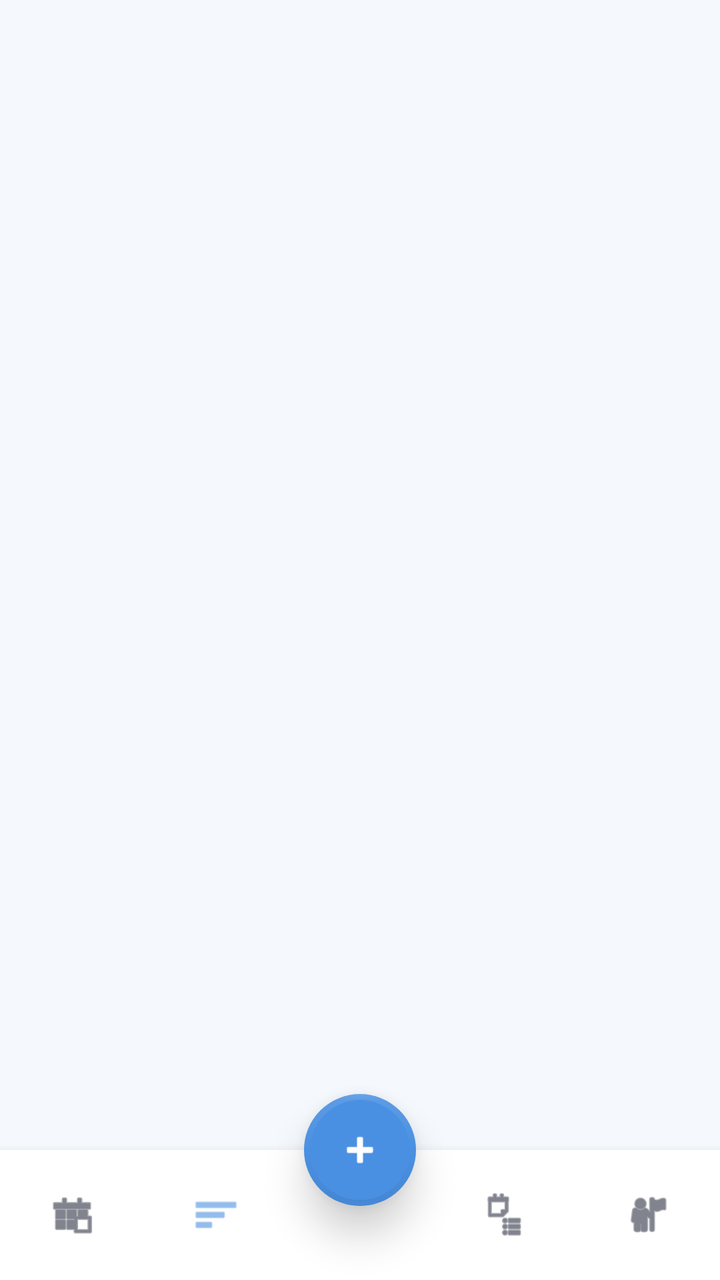
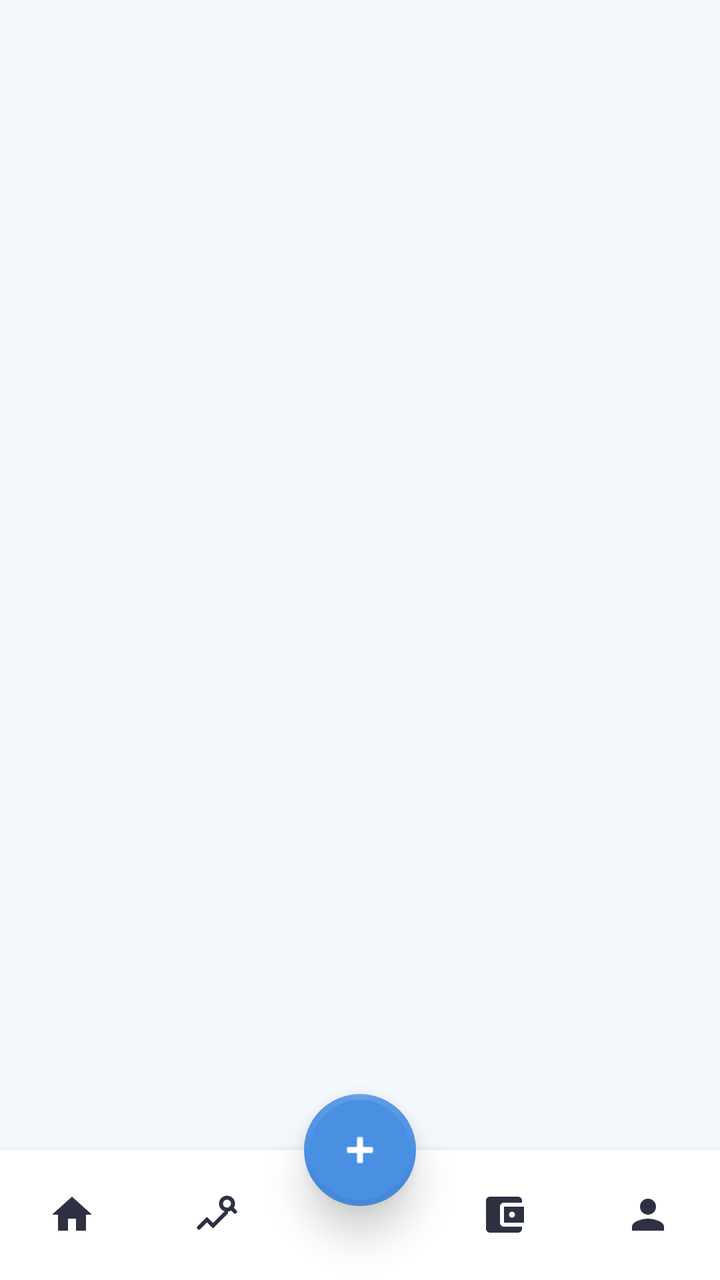

An Android layout rendered at two revisions. The XML below is the earlier revision; the diff shows what the commit changed to produce the second picture.
<!-- AndroidManifest.xml: application theme Theme.ExpenseTracker -->
<!-- res/layout/main_activity.xml -->
<?xml version="1.0" encoding="utf-8"?>
<androidx.constraintlayout.widget.ConstraintLayout xmlns:android="http://schemas.android.com/apk/res/android"
    xmlns:app="http://schemas.android.com/apk/res-auto"
    android:layout_width="match_parent"
    android:layout_height="match_parent"
    android:background="@color/background_grey">

    
    <FrameLayout
        android:id="@+id/fragment_container"
        android:layout_width="match_parent"
        android:layout_height="0dp"
        app:layout_constraintBottom_toTopOf="@id/bottomNavCard"
        app:layout_constraintTop_toTopOf="parent" />

    
    <com.google.android.material.card.MaterialCardView
        android:id="@+id/bottomNavCard"
        android:layout_width="match_parent"
        android:layout_height="65dp"
        app:cardBackgroundColor="@color/white"
        app:cardCornerRadius="0dp"
        app:cardElevation="8dp"
        app:layout_constraintBottom_toBottomOf="parent">

        <LinearLayout
            android:layout_width="match_parent"
            android:layout_height="match_parent"
            android:orientation="horizontal"
            android:weightSum="5">

            <FrameLayout android:id="@+id/nav_home" android:layout_width="0dp" android:layout_height="match_parent" android:layout_weight="1">
                <ImageView android:layout_width="24dp" android:layout_height="24dp" android:layout_gravity="center" android:src="@android:drawable/ic_menu_today" app:tint="@color/text_main" />
            </FrameLayout>

            <FrameLayout android:id="@+id/nav_analysis" android:layout_width="0dp" android:layout_height="match_parent" android:layout_weight="1">
                <ImageView android:layout_width="24dp" android:layout_height="24dp" android:layout_gravity="center" android:src="@android:drawable/ic_menu_sort_by_size" app:tint="@color/primary_blue" />
            </FrameLayout>

            
            <View android:layout_width="0dp" android:layout_height="match_parent" android:layout_weight="1" />

            <FrameLayout android:id="@+id/nav_budget" android:layout_width="0dp" android:layout_height="match_parent" android:layout_weight="1">
                <ImageView android:layout_width="24dp" android:layout_height="24dp" android:layout_gravity="center" android:src="@android:drawable/ic_menu_agenda" app:tint="@color/text_main" />
            </FrameLayout>

            <FrameLayout android:id="@+id/nav_profile" android:layout_width="0dp" android:layout_height="match_parent" android:layout_weight="1">
                <ImageView android:layout_width="24dp" android:layout_height="24dp" android:layout_gravity="center" android:src="@android:drawable/ic_menu_myplaces" app:tint="@color/text_main" />
            </FrameLayout>
        </LinearLayout>
    </com.google.android.material.card.MaterialCardView>

    
    <com.google.android.material.floatingactionbutton.FloatingActionButton
        android:id="@+id/fab_add"
        android:layout_width="wrap_content"
        android:layout_height="wrap_content"
        android:src="@android:drawable/ic_input_add"
        app:backgroundTint="@color/primary_blue"
        app:tint="@color/white"
        app:fabSize="normal"
        app:elevation="12dp"
        app:borderWidth="3dp"
        app:layout_anchorGravity="center"
        app:layout_constraintBottom_toTopOf="@id/bottomNavCard"
        app:layout_constraintEnd_toEndOf="parent"
        app:layout_constraintStart_toStartOf="parent"
        app:layout_constraintTop_toTopOf="@id/bottomNavCard" />

</androidx.constraintlayout.widget.ConstraintLayout>
<!-- resources referenced by this layout -->
<resources>
  <color name="background_grey">#F5F8FC</color>
  <color name="primary_blue">#4A90E2</color>
  <color name="text_main">#2D3142</color>
  <color name="white">#FFFFFFFF</color>
  <style name="Theme.ExpenseTracker" parent="Theme.MaterialComponents.DayNight.DarkActionBar">
          
          <item name="colorPrimary">@color/primary_blue</item>
          <item name="colorPrimaryVariant">@color/primary_blue</item>
          <item name="colorOnPrimary">@color/white</item>
          
          <item name="colorSecondary">@color/secondary_blue</item>
          <item name="colorSecondaryVariant">@color/secondary_blue</item>
          <item name="colorOnSecondary">@color/black</item>
          
          <item name="android:statusBarColor">?attr/colorPrimaryVariant</item>
          
      </style>
  <color name="secondary_blue">#7FB3FF</color>
  <color name="black">#FF000000</color>
</resources>

<!-- the commit's change to res/layout/main_activity.xml (unified diff, before → after) -->
@@ -30,22 +30,22 @@
             android:weightSum="5">
 
             <FrameLayout android:id="@+id/nav_home" android:layout_width="0dp" android:layout_height="match_parent" android:layout_weight="1">
-                <ImageView android:layout_width="24dp" android:layout_height="24dp" android:layout_gravity="center" android:src="@android:drawable/ic_menu_today" app:tint="@color/text_main" />
+                <ImageView android:layout_width="24dp" android:layout_height="24dp" android:layout_gravity="center" android:src="@drawable/ic_home" app:tint="@color/text_main" />
             </FrameLayout>
 
             <FrameLayout android:id="@+id/nav_analysis" android:layout_width="0dp" android:layout_height="match_parent" android:layout_weight="1">
-                <ImageView android:layout_width="24dp" android:layout_height="24dp" android:layout_gravity="center" android:src="@android:drawable/ic_menu_sort_by_size" app:tint="@color/primary_blue" />
+                <ImageView android:layout_width="24dp" android:layout_height="24dp" android:layout_gravity="center" android:src="@drawable/ic_trend_prediction" app:tint="@color/text_main" />
             </FrameLayout>
 
             
             <View android:layout_width="0dp" android:layout_height="match_parent" android:layout_weight="1" />
 
             <FrameLayout android:id="@+id/nav_budget" android:layout_width="0dp" android:layout_height="match_parent" android:layout_weight="1">
-                <ImageView android:layout_width="24dp" android:layout_height="24dp" android:layout_gravity="center" android:src="@android:drawable/ic_menu_agenda" app:tint="@color/text_main" />
+                <ImageView android:layout_width="24dp" android:layout_height="24dp" android:layout_gravity="center" android:src="@drawable/ic_wallet" app:tint="@color/text_main" />
             </FrameLayout>
 
             <FrameLayout android:id="@+id/nav_profile" android:layout_width="0dp" android:layout_height="match_parent" android:layout_weight="1">
-                <ImageView android:layout_width="24dp" android:layout_height="24dp" android:layout_gravity="center" android:src="@android:drawable/ic_menu_myplaces" app:tint="@color/text_main" />
+                <ImageView android:layout_width="24dp" android:layout_height="24dp" android:layout_gravity="center" android:src="@drawable/ic_profile_placeholder" app:tint="@color/text_main" />
             </FrameLayout>
         </LinearLayout>
     </com.google.android.material.card.MaterialCardView>
<!-- resource entries referenced after the edit -->
@@ -4,6 +4,63 @@
   <color name="primary_blue">#4A90E2</color>
   <color name="text_main">#2D3142</color>
   <color name="white">#FFFFFFFF</color>
+  <!-- drawable ic_home (drawable) -->
+  <vector xmlns:android="http://schemas.android.com/apk/res/android"
+      android:width="24dp"
+      android:height="24dp"
+      android:viewportWidth="24"
+      android:viewportHeight="24">
+      <path
+          android:fillColor="#FF000000"
+          android:pathData="M10,20V14H14V20H19V12H22L12,3L2,12H5V20H10Z" />
+  </vector>
+  <!-- drawable ic_profile_placeholder (drawable) -->
+  <vector xmlns:android="http://schemas.android.com/apk/res/android"
+      android:width="24dp"
+      android:height="24dp"
+      android:viewportWidth="24"
+      android:viewportHeight="24">
+      <path
+          android:fillColor="#9DA3B4"
+          android:pathData="M12,12c2.21,0 4,-1.79 4,-4s-1.79,-4 -4,-4 -4,1.79 -4,4 1.79,4 4,4zM12,14c-2.67,0 -8,1.34 -8,4v2h16v-2c0,-2.66 -5.33,-4 -8,-4z"/>
+  </vector>
+  <!-- drawable ic_trend_prediction (drawable) -->
+  <vector xmlns:android="http://schemas.android.com/apk/res/android"
+      android:width="24dp"
+      android:height="24dp"
+      android:viewportWidth="24"
+      android:viewportHeight="24">
+      
+      <path
+          android:fillColor="#00000000"
+          android:strokeColor="@color/primary_blue"
+          android:strokeWidth="2"
+          android:strokeLineCap="round"
+          android:pathData="M3.5,18.5 l4,-4 l3,3 l6.5,-6.5" />
+      
+      <path
+          android:fillColor="#00000000"
+          android:strokeColor="@color/primary_blue"
+          android:strokeWidth="2"
+          android:pathData="M17.5,6.5 m-3,0 a3,3 0 1,0 6,0 a3,3 0 1,0 -6,0" />
+      
+      <path
+          android:fillColor="#00000000"
+          android:strokeColor="@color/primary_blue"
+          android:strokeWidth="2"
+          android:strokeLineCap="round"
+          android:pathData="M19.6,8.6 l1.9,1.9" />
+  </vector>
+  <!-- drawable ic_wallet (drawable) -->
+  <vector xmlns:android="http://schemas.android.com/apk/res/android"
+      android:width="24dp"
+      android:height="24dp"
+      android:viewportWidth="24"
+      android:viewportHeight="24">
+      <path
+          android:fillColor="#FF000000"
+          android:pathData="M21,18V19C21,20.1 20.1,21 19,21H5C3.89,21 3,20.1 3,19V5C3,3.89 3.89,3 5,3H19C20.1,3 21,3.89 21,5V6H12C10.89,6 10,6.89 10,8V16C10,17.11 10.89,18 12,18H21M12,16H22V8H12V16M16,13.5A1.5,1.5 0 0,1 14.5,12A1.5,1.5 0 0,1 16,10.5A1.5,1.5 0 0,1 17.5,12A1.5,1.5 0 0,1 16,13.5Z" />
+  </vector>
   <style name="Theme.ExpenseTracker" parent="Theme.MaterialComponents.DayNight.DarkActionBar">
           
           <item name="colorPrimary">@color/primary_blue</item>
